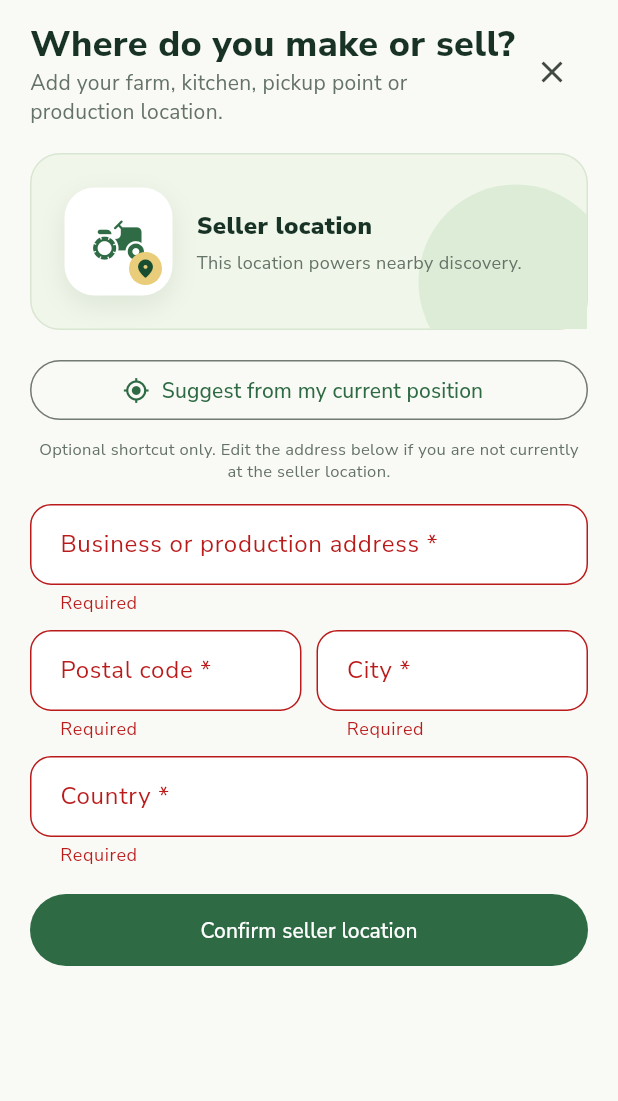
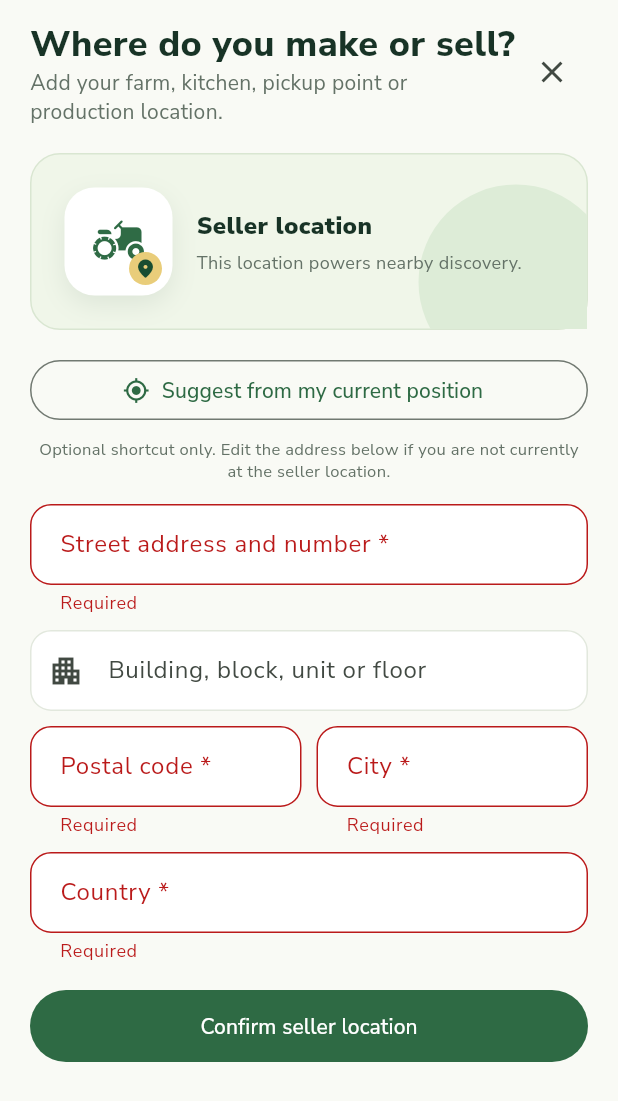
Before and after one commit to Tokol/frshnearbyapp, a Flutter app: the LocationSheet widget shown alone on an empty page, opened directly with empty values, after a tap on "Confirm seller location", on a phone screen of 412 x 824 dp. Shown: the top 1101 px of the screen. Run offline on Flutter 3.47's test engine with Material 3 defaults, Android fonts, the phone set to English and light mode, and no system bars; our stand-ins replace country_picker, dio, firebase_auth, firebase_core, flutter_svg, geocoding and 5 more; accounts and stored records are empty.

Commit message:
Capture seller street number and building unit

```diff
--- a/lib/features/auth/backend_service.dart
+++ b/lib/features/auth/backend_service.dart
@@ -11,6 +11,7 @@ class BackendUser {
     this.photoUrl,
     this.dateOfBirth,
     this.addressLine,
+    this.addressUnit,
     this.city,
     this.postalCode,
     this.country,
@@ -27,6 +28,7 @@ class BackendUser {
   final String? photoUrl;
   final String? dateOfBirth;
   final String? addressLine;
+  final String? addressUnit;
   final String? city;
   final String? postalCode;
   final String? country;
@@ -44,6 +46,7 @@ class BackendUser {
     photoUrl: json['photoUrl'] as String?,
     dateOfBirth: json['dateOfBirth'] as String?,
     addressLine: json['addressLine'] as String?,
+    addressUnit: json['addressUnit'] as String?,
     city: json['city'] as String?,
     postalCode: json['postalCode'] as String?,
     country: json['country'] as String?,
@@ -57,6 +60,7 @@ class BackendUser {
 class ConfirmedLocation {
   const ConfirmedLocation({
     required this.addressLine,
+    this.addressUnit,
     required this.city,
     required this.postalCode,
     required this.country,
@@ -64,14 +68,22 @@ class ConfirmedLocation {
     required this.longitude,
   });
   final String addressLine;
+  final String? addressUnit;
   final String city;
   final String postalCode;
   final String country;
   final double latitude;
   final double longitude;
 
+  String get formattedAddress => [
+    addressLine,
+    addressUnit,
+  ].where((value) => value?.isNotEmpty == true).join(', ');
+
   Map<String, dynamic> toJson() => {
     'addressLine': addressLine,
+    if (addressUnit != null && addressUnit!.isNotEmpty)
+      'addressUnit': addressUnit,
     'city': city,
     'postalCode': postalCode,
     'country': country,
@@ -149,7 +161,7 @@ class BackendService {
 
   Future<BackendUser> session() async {
     final data = await _gql(
-      'query { session { user { onboardingStep verificationStatus roles displayName phone photoUrl dateOfBirth addressLine city postalCode country latitude longitude producerProfile { publicName description productionType address city postalCode country } businessProfile { publicDisplayName legalBusinessName farmName businessId vatNumber businessType businessAddress city postalCode country logoUrl } } } }',
+      'query { session { user { onboardingStep verificationStatus roles displayName phone photoUrl dateOfBirth addressLine addressUnit city postalCode country latitude longitude producerProfile { publicName description productionType address city postalCode country } businessProfile { publicDisplayName legalBusinessName farmName businessId vatNumber businessType businessAddress city postalCode country logoUrl } } } }',
     );
     return BackendUser.fromJson(
       (data['session'] as Map<String, dynamic>)['user'] as Map<String, dynamic>,
--- a/lib/features/auth/location_sheet.dart
+++ b/lib/features/auth/location_sheet.dart
@@ -116,6 +116,7 @@ class _SellerLocationVisual extends StatelessWidget {
 class _LocationSheetState extends State<LocationSheet> {
   final _key = GlobalKey<FormState>();
   final _address = TextEditingController();
+  final _addressUnit = TextEditingController();
   final _city = TextEditingController();
   final _postal = TextEditingController();
   final _country = TextEditingController();
@@ -127,6 +128,7 @@ class _LocationSheetState extends State<LocationSheet> {
   @override
   void dispose() {
     _address.dispose();
+    _addressUnit.dispose();
     _city.dispose();
     _postal.dispose();
     _country.dispose();
@@ -314,6 +316,8 @@ class _LocationSheetState extends State<LocationSheet> {
       context,
       ConfirmedLocation(
         addressLine: _address.text.trim(),
+        addressUnit:
+            _addressUnit.text.trim().isEmpty ? null : _addressUnit.text.trim(),
         city: _city.text.trim(),
         postalCode: _postal.text.trim(),
         country: _country.text.trim(),
@@ -404,9 +408,19 @@ class _LocationSheetState extends State<LocationSheet> {
               TextFormField(
                 controller: _address,
                 decoration: const InputDecoration(
-                  labelText: 'Business or production address *',
+                  labelText: 'Street address and number *',
+                  hintText: 'For example: Konejakatu 9',
                 ),
                 validator: _required,
+              ),
+              const SizedBox(height: 10),
+              TextFormField(
+                controller: _addressUnit,
+                decoration: const InputDecoration(
+                  labelText: 'Building, block, unit or floor',
+                  hintText: 'For example: Building Q4, unit A 9',
+                  prefixIcon: Icon(Icons.apartment_outlined),
+                ),
               ),
               if (kIsWeb) ...[
                 const SizedBox(height: 8),
```
Also changed, not shown: lib/features/auth/auth_screen.dart (+9 -5 lines).
